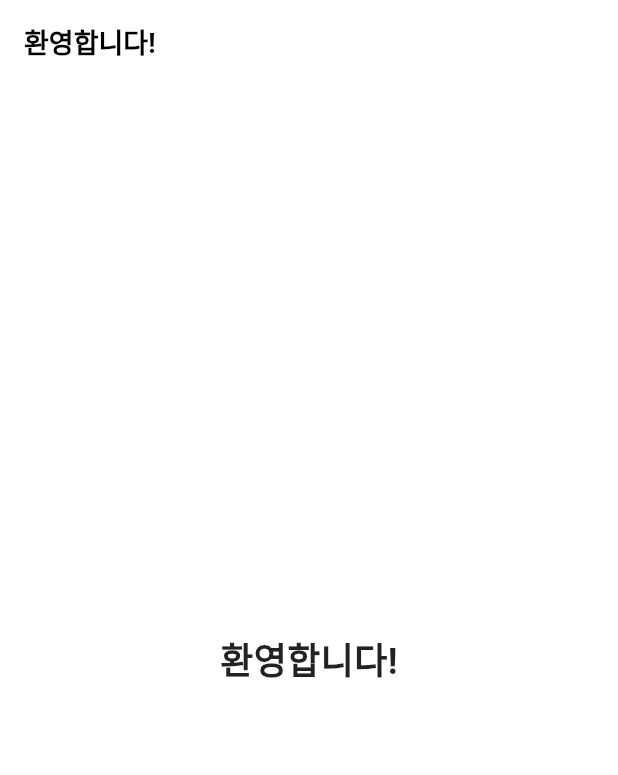
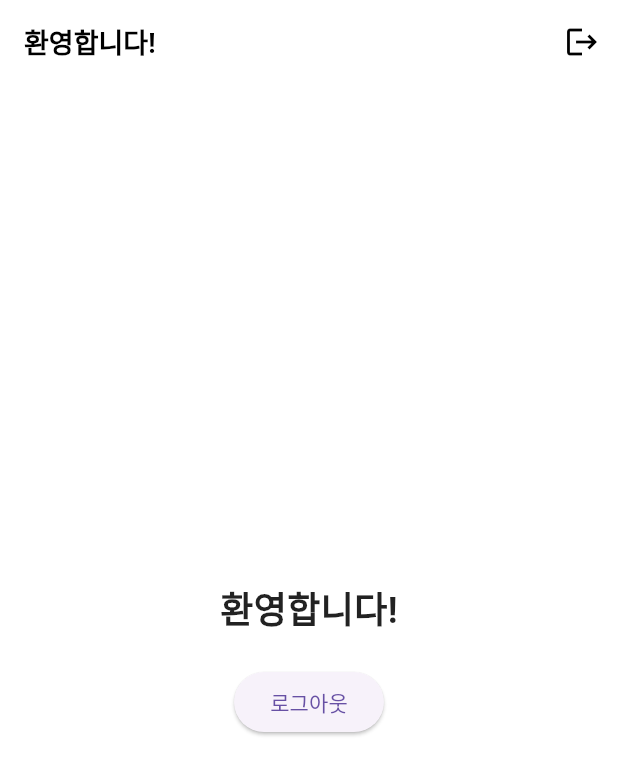
Before and after one commit to easydev-young/flutterfinal, a Flutter app: the screen it shows once a user with an empty profile is signed in, on a phone screen of 412 x 824 dp. Shown: the top 775 px of the screen. Run offline on Flutter 3.47's test engine with Material 3 defaults, Android fonts, the phone set to English and light mode, and no system bars; our stand-ins replace cloud_firestore, firebase_auth, firebase_core, firebase_storage, flutter_riverpod, font_awesome_flutter and 2 more; accounts and stored records are empty; generated files the repository leaves out were written again; network calls fail.

Commit message:
로그아웃

```diff
--- a/lib/features/home/home_screen.dart
+++ b/lib/features/home/home_screen.dart
@@ -1,23 +1,49 @@
+import 'package:firebase_storage/firebase_storage.dart';
 import 'package:flutter/material.dart';
+import 'package:flutter_riverpod/flutter_riverpod.dart';
+import 'package:flutterfinal/features/authentication/repos/authentication_repo.dart';
+import 'package:go_router/go_router.dart';
 
-class HomeScreen extends StatelessWidget {
+class HomeScreen extends ConsumerWidget {
   static const routeURL = "/";
   static const routeName = "home";
   const HomeScreen({super.key});
 
   @override
-  Widget build(BuildContext context) {
+  Widget build(BuildContext context, WidgetRef ref) {
     return Scaffold(
       appBar: AppBar(
         title: const Text('환영합니다!'),
+        actions: [
+          IconButton(
+            icon: const Icon(Icons.logout),
+            onPressed: () {
+              ref.read(authRepo).signOut();
+              context.go("/");
+            },
+          ),
+        ],
       ),
-      body: const Center(
-        child: Text(
-          '환영합니다!',
-          style: TextStyle(
-            fontSize: 24,
-            fontWeight: FontWeight.bold,
-          ),
+      body: Center(
+        child: Column(
+          mainAxisAlignment: MainAxisAlignment.center,
+          children: [
+            const Text(
+              '환영합니다!',
+              style: TextStyle(
+                fontSize: 24,
+                fontWeight: FontWeight.bold,
+              ),
+            ),
+            const SizedBox(height: 20),
+            ElevatedButton(
+              onPressed: () {
+                ref.read(authRepo).signOut();
+                context.go("/");
+              },
+              child: const Text('로그아웃'),
+            ),
+          ],
         ),
       ),
     );
--- a/lib/router.dart
+++ b/lib/router.dart
@@ -14,6 +14,7 @@ final routerProvider = Provider((ref) {
       final isLoggedIn = ref.read(authRepo).isLoggedIn;
       if (!isLoggedIn) {
         if (state.matchedLocation != SignUpScreen.routeURL &&
+            state.matchedLocation != CreateAccountScreen.routeURL &&
             state.matchedLocation != LoginScreen.routeURL) {
           return SignUpScreen.routeURL;
         }
```
Also changed, not shown: lib/features/authentication/sign_up_screen.dart (+2 -10 lines), 1 other file.
